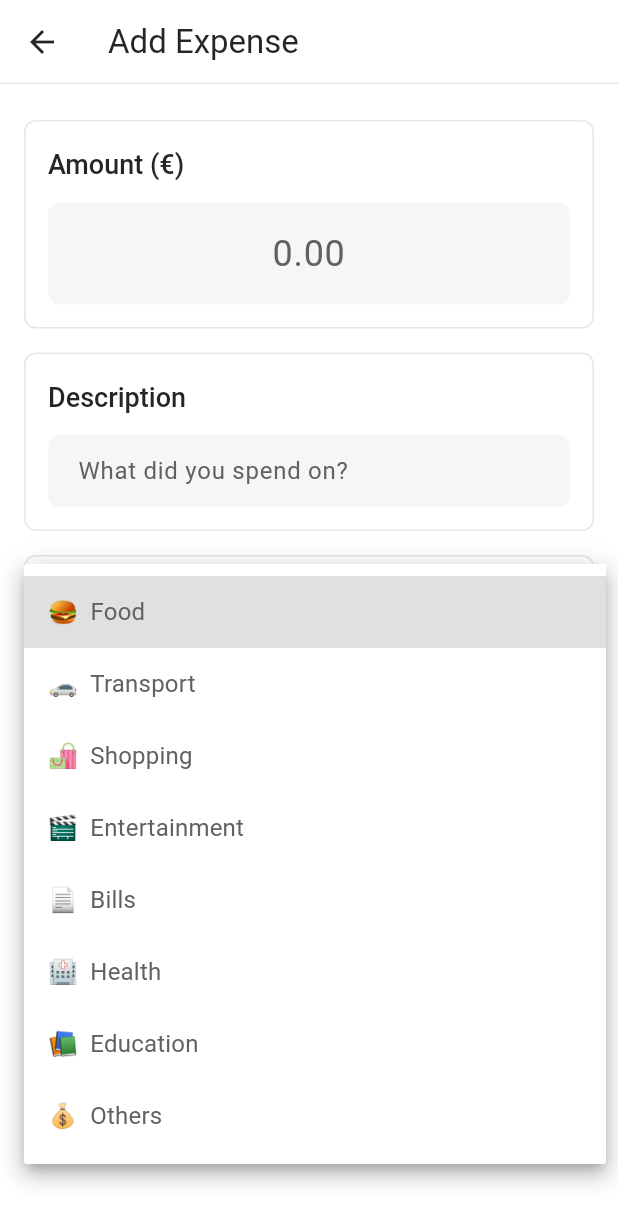
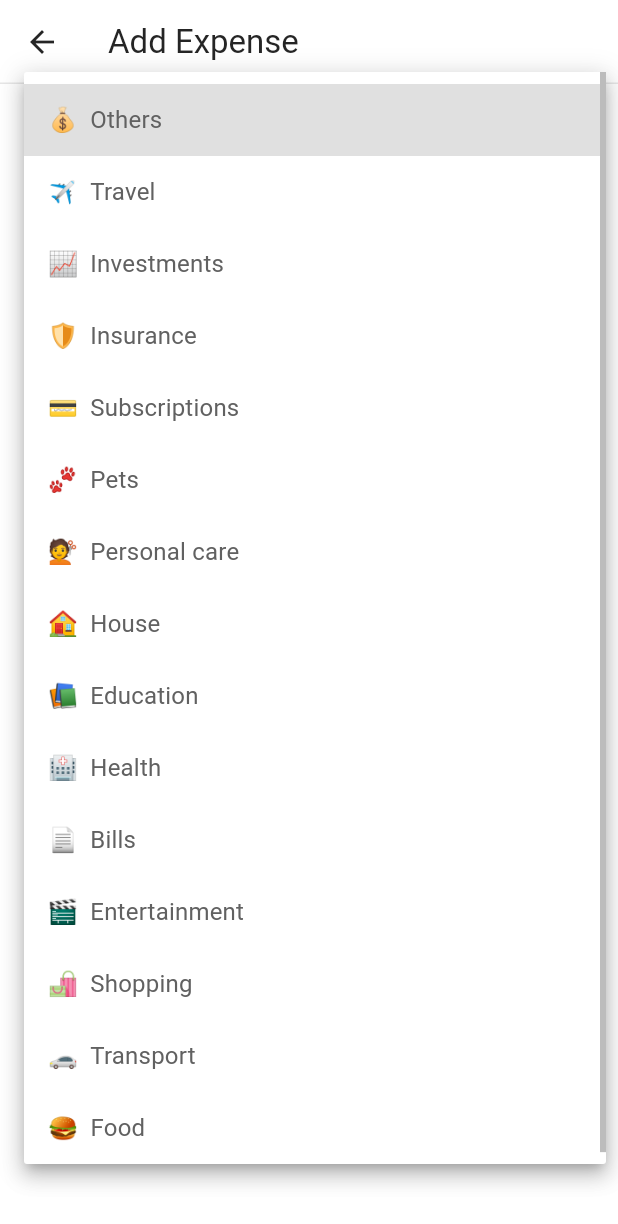
Before and after one commit to dbenitez-bcn/dukoin, a Flutter app: the AddExpensePage screen opened directly, after a tap on "Select a category", on a phone screen of 412 x 824 dp. Shown: the top 1224 px of the screen. Run offline on Flutter 3.47's test engine with Material 3 defaults, Android fonts, the phone set to English and light mode, and no system bars; our stand-ins replace package_info_plus, shared_preferences, sqflite; accounts and stored records are empty.

Commit message:
adds new categories

```diff
--- a/lib/domain/expense.dart
+++ b/lib/domain/expense.dart
@@ -1,15 +1,22 @@
 enum ExpenseCategory {
+  others,
+  travel,
+  investments,
+  insurance,
+  subscriptions,
+  pets,
+  personalCare,
+  house,
+  education,
+  health,
+  bills,
+  entertainment,
+  shopping,
+  transport,
   food,
-  transport,
-  shopping,
-  entertainment,
-  bills,
-  health,
-  education,
-  others,
 }
 
-class Expense implements Comparable<Expense>{
+class Expense implements Comparable<Expense> {
   int? id;
   double amount;
   ExpenseCategory category;
--- a/lib/l10n/app_en.arb
+++ b/lib/l10n/app_en.arb
@@ -234,6 +234,34 @@
   "@categoryOthers": {
     "description": "Category for miscellaneous or uncategorized expenses"
   },
+  "categoryTravel": "Travel",
+  "@categoryTravel": {
+    "description": "Category for travel expenses"
+  },
+  "categoryInvestments": "Investments",
+  "@categoryInvestments": {
+    "description": "Category for investments expenses"
+  },
+  "categoryInsurance": "Insurance",
+  "@categoryInsurance": {
+    "description": "Category for insurance expenses"
+  },
+  "categorySubscriptions": "Subscriptions",
+  "@categorySubscriptions": {
+    "description": "Category for subscriptions expenses"
+  },
+  "categoryPets": "Pets",
+  "@categoryPets": {
+    "description": "Category for pets expenses"
+  },
+  "categoryPersonalCare": "Personal care",
+  "@categoryPersonalCare": {
+    "description": "Category for personal care expenses"
+  },
+  "categoryHouse": "House",
+  "@categoryHouse": {
+    "description": "Category for house expenses"
+  },
   "currencyUSD": "US Dollar",
   "@currencyUSD": {
     "description": "US Dollar currency"
--- a/lib/l10n/app_localizations.dart
+++ b/lib/l10n/app_localizations.dart
@@ -392,6 +392,48 @@ abstract class AppLocalizations {
   /// **'Others'**
   String get categoryOthers;
 
+  /// Category for travel expenses
+  ///
+  /// In en, this message translates to:
+  /// **'Travel'**
+  String get categoryTravel;
+
+  /// Category for investments expenses
+  ///
+  /// In en, this message translates to:
+  /// **'Investments'**
+  String get categoryInvestments;
+
+  /// Category for insurance expenses
+  ///
+  /// In en, this message translates to:
+  /// **'Insurance'**
+  String get categoryInsurance;
+
+  /// Category for subscriptions expenses
+  ///
+  /// In en, this message translates to:
+  /// **'Subscriptions'**
+  String get categorySubscriptions;
+
+  /// Category for pets expenses
+  ///
+  /// In en, this message translates to:
+  /// **'Pets'**
+  String get categoryPets;
+
+  /// Category for personal care expenses
+  ///
+  /// In en, this message translates to:
+  /// **'Personal care'**
+  String get categoryPersonalCare;
+
+  /// Category for house expenses
+  ///
+  /// In en, this message translates to:
+  /// **'House'**
+  String get categoryHouse;
+
   /// US Dollar currency
   ///
   /// In en, this message translates to:
--- a/lib/l10n/app_localizations_en.dart
+++ b/lib/l10n/app_localizations_en.dart
@@ -194,6 +194,27 @@ class AppLocalizationsEn extends AppLocalizations {
   String get categoryOthers => 'Others';
 
   @override
+  String get categoryTravel => 'Travel';
+
+  @override
+  String get categoryInvestments => 'Investments';
+
+  @override
+  String get categoryInsurance => 'Insurance';
+
+  @override
+  String get categorySubscriptions => 'Subscriptions';
+
+  @override
+  String get categoryPets => 'Pets';
+
+  @override
+  String get categoryPersonalCare => 'Personal care';
+
+  @override
+  String get categoryHouse => 'House';
+
+  @override
   String get currencyUSD => 'US Dollar';
 
   @override
--- a/lib/l10n/app_localizations_es.dart
+++ b/lib/l10n/app_localizations_es.dart
@@ -194,6 +194,27 @@ class AppLocalizationsEs extends AppLocalizations {
   String get categoryOthers => 'Otros';
 
   @override
+  String get categoryTravel => 'Travel';
+
+  @override
+  String get categoryInvestments => 'Investments';
+
+  @override
+  String get categoryInsurance => 'Insurance';
+
+  @override
+  String get categorySubscriptions => 'Subscriptions';
+
+  @override
+  String get categoryPets => 'Pets';
+
+  @override
+  String get categoryPersonalCare => 'Personal care';
+
+  @override
+  String get categoryHouse => 'House';
+
+  @override
   String get currencyUSD => 'US Dollar';
 
   @override
--- a/lib/utils/utils.dart
+++ b/lib/utils/utils.dart
@@ -48,8 +48,22 @@ String getIconFromCategory(ExpenseCategory category) {
       return '🏥';
     case ExpenseCategory.education:
       return '📚';
-    default:
+    case ExpenseCategory.others:
       return '💰';
+    case ExpenseCategory.travel:
+      return '✈️';
+    case ExpenseCategory.investments:
+      return '📈';
+    case ExpenseCategory.insurance:
+      return '🛡️';
+    case ExpenseCategory.subscriptions:
+      return '💳';
+    case ExpenseCategory.pets:
+      return '🐾';
+    case ExpenseCategory.house:
+      return '🏠';
+    case ExpenseCategory.personalCare:
+      return '💇';
   }
 }
 
@@ -69,8 +83,22 @@ String getCategoryTitle(BuildContext context, ExpenseCategory category) {
       return AppLocalizations.of(context)!.categoryHealth;
     case ExpenseCategory.education:
       return AppLocalizations.of(context)!.categoryEducation;
-    default:
+    case ExpenseCategory.others:
       return AppLocalizations.of(context)!.categoryOthers;
+    case ExpenseCategory.travel:
+      return AppLocalizations.of(context)!.categoryTravel;
+    case ExpenseCategory.investments:
+      return AppLocalizations.of(context)!.categoryInvestments;
+    case ExpenseCategory.insurance:
+      return AppLocalizations.of(context)!.categoryInsurance;
+    case ExpenseCategory.subscriptions:
+      return AppLocalizations.of(context)!.categorySubscriptions;
+    case ExpenseCategory.pets:
+      return AppLocalizations.of(context)!.categoryPets;
+    case ExpenseCategory.personalCare:
+      return AppLocalizations.of(context)!.categoryPersonalCare;
+    case ExpenseCategory.house:
+      return AppLocalizations.of(context)!.categoryHouse;
   }
 }
 
```
